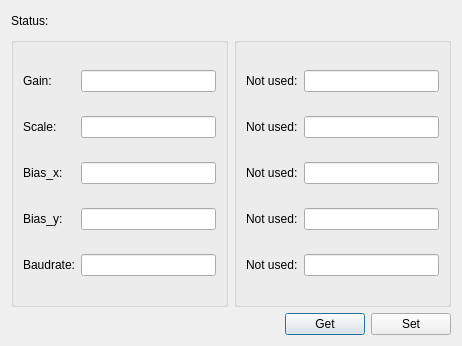
Above: settingsdialog.ui from gavrilenkoof/EngineTest before the change. Below: the same form after it.
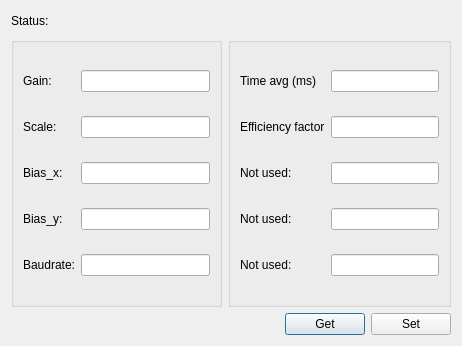
That is the form after the change.

Patch:
```diff
--- a/settingsdialog.ui
+++ b/settingsdialog.ui
@@ -163,7 +163,7 @@
          </font>
         </property>
         <property name="text">
-         <string>Not used:</string>
+         <string>Efficiency factor</string>
         </property>
        </widget>
       </item>
@@ -184,7 +184,7 @@
          </font>
         </property>
         <property name="text">
-         <string>Not used:</string>
+         <string>Time avg (ms)</string>
         </property>
        </widget>
       </item>
```
Left out of the diff: 4 changed lines with no effect on the pictures.
